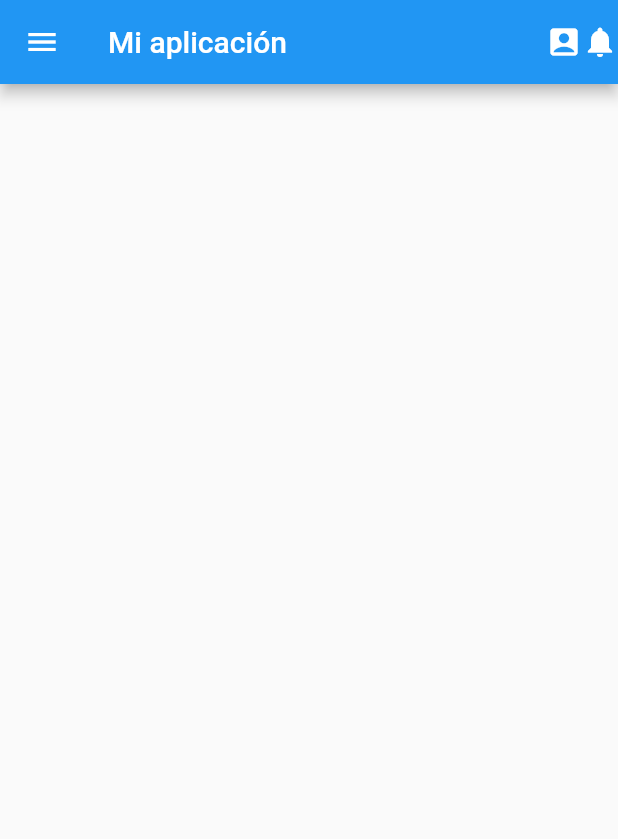
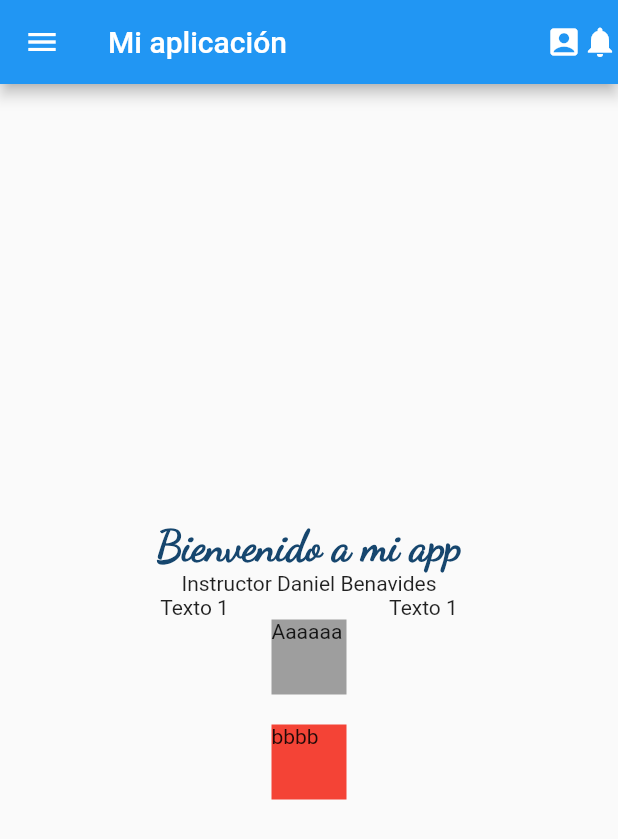
Before and after one commit to ingdanielbs/Ficha-2471446, a Flutter app: the screen it shows after launch, on a phone screen of 412 x 824 dp. Shown: the top 839 px of the screen. Run offline on Flutter 3.47's test engine with Material 2 defaults, Android fonts, the phone set to English and light mode, and no system bars.

Commit message:
Layout Wigets

```diff
--- a/hello_flutter/lib/home_page.dart
+++ b/hello_flutter/lib/home_page.dart
@@ -14,6 +14,43 @@ class MyHomePage extends StatelessWidget {
         ],
       ),
       drawer: Drawer(),
+      body: Center(
+        child: Column(
+          mainAxisAlignment: MainAxisAlignment.center,
+          children: [
+            const Text(
+              'Bienvenido a mi app',
+              style: TextStyle(
+                  color: Color.fromARGB(255, 22, 70, 110),
+                  fontSize: 28,
+                  fontWeight: FontWeight.bold,
+                  fontFamily: 'Dancing'
+                  ),
+            ),
+            const Text('Instructor Daniel Benavides'),
+            Row(
+              mainAxisAlignment: MainAxisAlignment.spaceEvenly,
+              children: const [
+                Text('Texto 1'),
+                Text('Texto 1')
+              ],
+            ),
+            Container(
+              width: 50,
+              height: 50,
+              color: Colors.grey,
+              child: Text('Aaaaaa'),
+            ),
+            SizedBox(height: 20,),
+            Container(
+              width: 50,
+              height: 50,
+              color: Colors.red,
+              child: Text('bbbb'),
+            ),
+          ],
+        ),
+      ),
     );
   }
 }
```
Also changed, not shown: hello_flutter/pubspec.yaml (+4 -4 lines), hello_flutter/assets/fonts/DancingScript-Regular.ttf (added).
